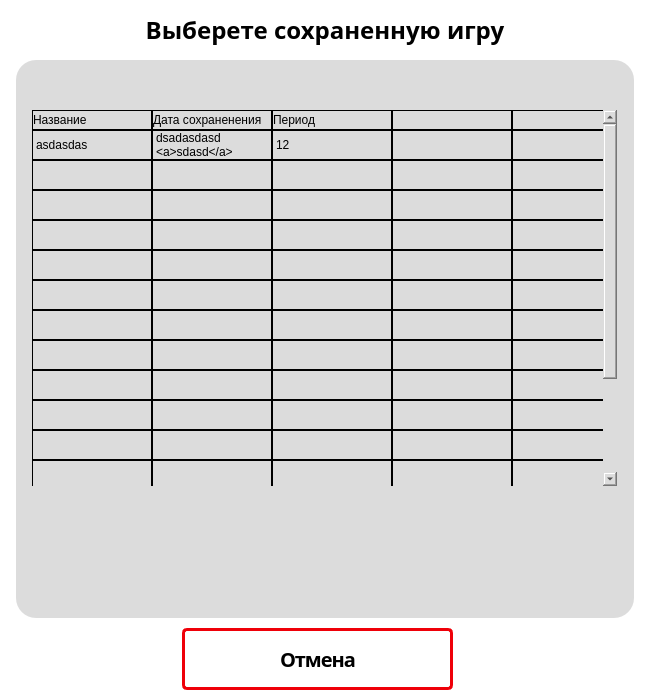
Qt form u2p_simulator_Beta/UI/Dialog_saved_games.ui (cardboardchik/U2P_Simulator) before a commit.
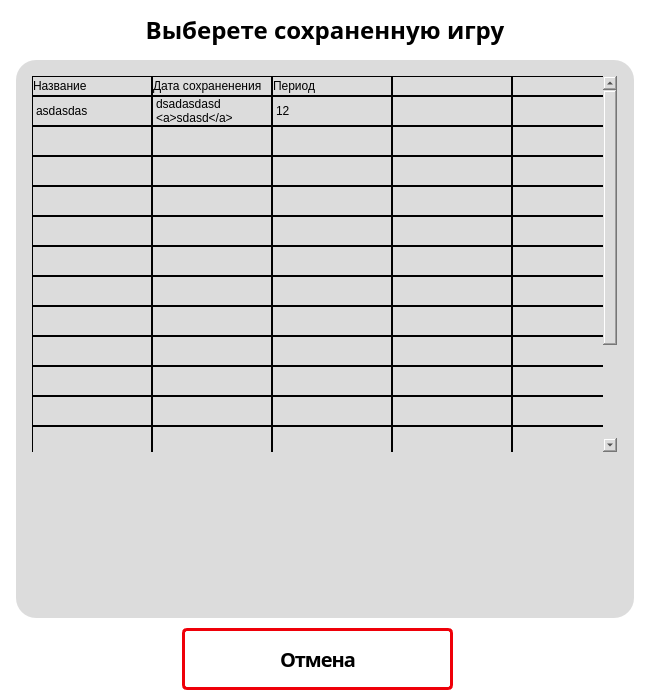
The same form after that commit. Icons and pictures are not drawn.

Diff of the .ui file:
```diff
--- a/u2p_simulator_Beta/UI/Dialog_saved_games.ui
+++ b/u2p_simulator_Beta/UI/Dialog_saved_games.ui
@@ -69,7 +69,7 @@
     <property name="geometry">
      <rect>
       <x>16</x>
-      <y>50</y>
+      <y>16</y>
       <width>585</width>
       <height>376</height>
      </rect>
```
